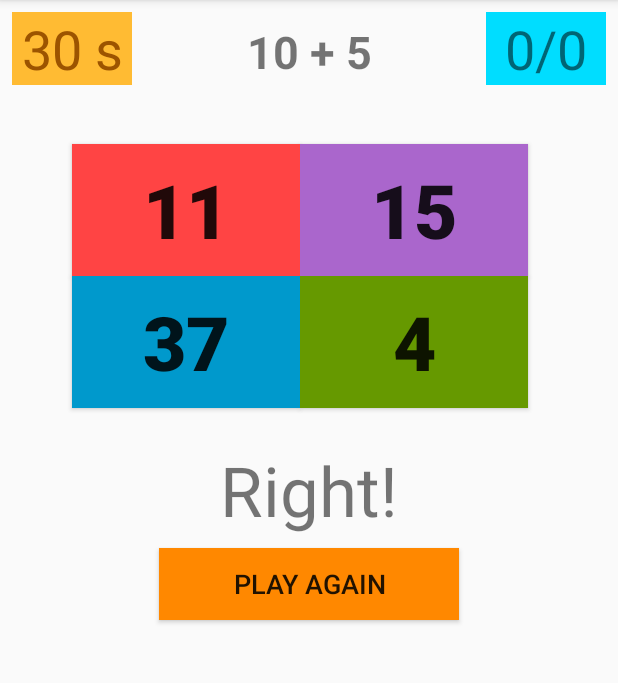
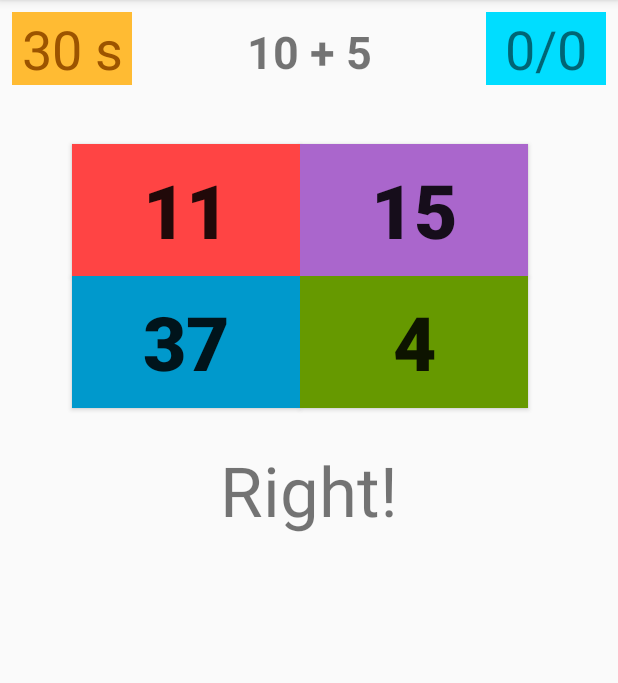
Before and after one commit to Korkmatik/Brain-Trainer, an Android app: the screen it shows after launch (MainActivity), after a tap on "GO!", on a phone screen of 412 x 824 dp, the part 84-767 px from its top. Run offline under Robolectric (Android 15) with nearby library versions, the phone set to English and light mode, and no system bars.

Commit message:
Implemented Initialization

```diff
--- a/app/src/main/java/de/fahri/braintrainer/MainActivity.java
+++ b/app/src/main/java/de/fahri/braintrainer/MainActivity.java
@@ -4,17 +4,25 @@ import androidx.appcompat.app.AppCompatActivity;
 import androidx.constraintlayout.widget.ConstraintLayout;
 
 import android.os.Bundle;
+import android.os.CountDownTimer;
+import android.util.Log;
 import android.view.View;
 import android.widget.Button;
 import android.widget.TextView;
 
 public class MainActivity extends AppCompatActivity {
 
+    private TextView txtTime;
+    private TextView txtEquation;
+    private TextView txtScore;
     private Button[] btnAnswers;
-    private TextView txtTime;
-    private TextView txtResult;
     private TextView txtFeedback;
     private Button btnRestartGame;
+
+    private long gameDuration = 3000; // Duration of the game in milliseconds
+    private int numberQuestionProcessed;
+    private int numberRightAnswers;
+    private boolean isGameOver = true;
 
     @Override
     protected void onCreate(Bundle savedInstanceState) {
@@ -42,12 +50,65 @@ public class MainActivity extends AppCompatActivity {
     }
 
     private void startGame() {
+        isGameOver = false;
     }
 
     private void initGameScreen() {
+        initViewVariables();
+
+        initRestartButton();
+        initAnswerButtons();
+    }
+
+    private void initViewVariables() {
+        txtTime = findViewById(R.id.txtTime);
+        txtEquation = findViewById(R.id.txtEquation);
+        txtScore = findViewById(R.id.txtScore);
+
+        btnAnswers = new Button[4];
+        btnAnswers[0] = findViewById(R.id.btnAnswer1);
+        btnAnswers[1] = findViewById(R.id.btnAnswer2);
+        btnAnswers[2] = findViewById(R.id.btnAnswer3);
+        btnAnswers[3] = findViewById(R.id.btnAnswer4);
+
+        txtFeedback = findViewById(R.id.txtFeedback);
+        btnRestartGame = findViewById(R.id.btnRestartGame);
+    }
+
+    private void initRestartButton() {
+        btnRestartGame.setVisibility(View.INVISIBLE);
+    }
+
+    private void initAnswerButtons() {
     }
 
     private void initTimer() {
+        new CountDownTimer(gameDuration, 1000) {
 
+            public void onTick(long millisUntilFinished) {
+                setTimerText(millisUntilFinished);
+            }
+
+            public void onFinish() {
+                gameOver();
+            }
+        }.start();
+
+        Log.i("Init", "Timer initialized");
+    }
+
+    private void gameOver() {
+        isGameOver = true;
+        btnRestartGame.setVisibility(View.VISIBLE);
+
+        Log.i("Game", "Game Over");
+    }
+
+    private void setTimerText(long milliseconds) {
+        String timerTxt = String.format("%2d s", milliseconds / 1000);
+
+        txtTime.setText(timerTxt);
+
+        Log.i("Timer Text", "Set to: " + timerTxt);
     }
 }
```
